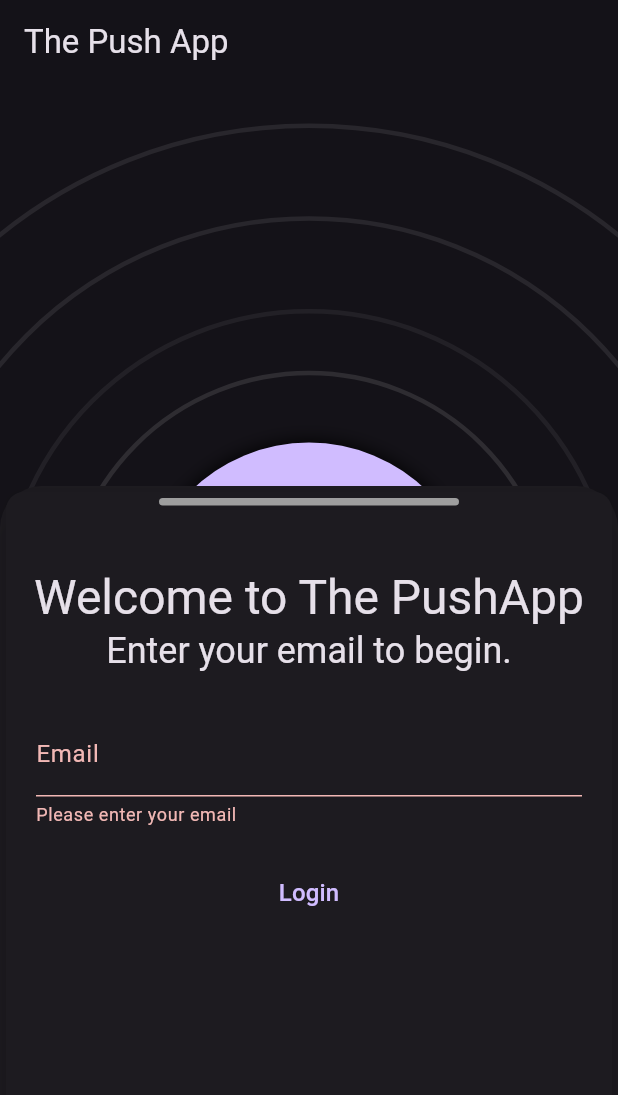
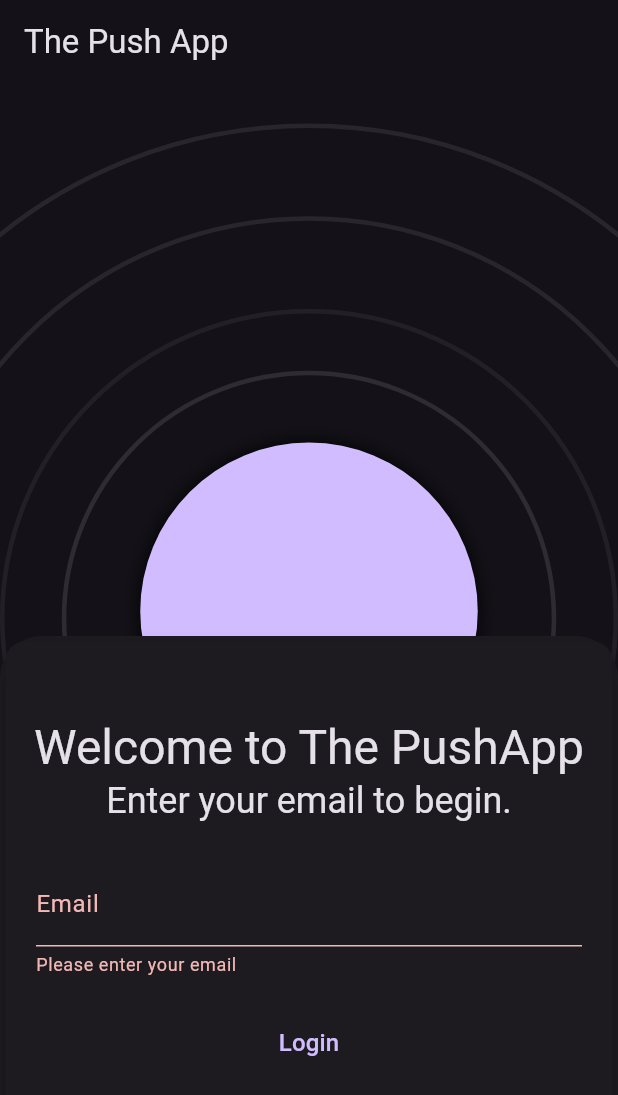
Before and after one commit to bens-schreiber/the_pushapp, a Flutter app: the screen it shows after launch, after a tap on "Login", on a phone screen of 412 x 824 dp. Shown: the top 1095 px of the screen. Run offline on Flutter 3.47's test engine with Material 3 defaults, Android fonts, the phone set to English and light mode, and no system bars; our stand-ins replace firebase_core, firebase_messaging, flutter_hooks, flutter_riverpod, freezed_annotation, hooks_riverpod and 4 more; accounts and stored records are empty.

Commit message:
fixes + refactors

```diff
--- a/lib/account/application/account_provider.dart
+++ b/lib/account/application/account_provider.dart
@@ -33,8 +33,8 @@ final isAuthenticatedProvider = Provider<bool>((ref) {
 ///
 /// Invalidated by the [_realtimeChannel] web socket.
 final accountProviderAsync = FutureProvider<Account?>((ref) async {
-  final isLoggedIn = ref.watch(isAuthenticatedProviderAsync);
-  if (isLoggedIn.value != true) return null;
+  final isAuthenticated = ref.watch(isAuthenticatedProviderAsync);
+  if (isAuthenticated.value != true) return null;
 
   final client = ref.read(clientProvider);
   final user = await client
--- a/lib/home/presentation/actions.dart
+++ b/lib/home/presentation/actions.dart
@@ -10,7 +10,6 @@ import "package:the_pushapp/group/presentation/delete_group_form.dart";
 import "package:the_pushapp/group/presentation/display_group_members.dart";
 import "package:the_pushapp/group/presentation/components/group_code_button.dart";
 import "package:the_pushapp/notifications/presentation/require_notifications.dart";
-import "package:the_pushapp/supabase_provider.dart";
 import "package:the_pushapp/common.dart";
 import "package:the_pushapp/token/presentation/increment_token_button.dart";
 
@@ -39,8 +38,7 @@ class _ActionsDisplay extends ConsumerWidget {
   Widget build(BuildContext context, WidgetRef ref) {
     final account = ref.watch(accountProvider);
     final group = ref.watch(groupProvider);
-    final isAuthenticated = ref.read(isAuthenticatedProvider);
-    final client = ref.read(clientProvider);
+    final isAuthenticated = ref.watch(isAuthenticatedProvider);
 
     final isGroupAdmin = group != null && group.adminUserId == account?.id;
     final isTokenHolder = group != null && group.tokenUserId == account?.id;
@@ -72,8 +70,7 @@ class _ActionsDisplay extends ConsumerWidget {
         ],
 
         // Token
-        if (isTokenHolder)
-          IncrementTokenButton(client: client, token: group.token),
+        if (isTokenHolder) const IncrementTokenButton()
       ],
     );
   }
--- a/lib/home/presentation/components/info_display.dart
+++ b/lib/home/presentation/components/info_display.dart
@@ -2,6 +2,7 @@ import "package:flutter/material.dart";
 import "package:flutter_riverpod/flutter_riverpod.dart";
 import "package:the_pushapp/account/application/account_provider.dart";
 import "package:the_pushapp/group/application/group_provider.dart";
+import "package:the_pushapp/token/application/token_provider.dart";
 
 class InfoDisplay extends ConsumerWidget {
   const InfoDisplay({super.key});
@@ -10,9 +11,11 @@ class InfoDisplay extends ConsumerWidget {
   Widget build(BuildContext context, WidgetRef ref) {
     final account = ref.watch(accountProvider);
     final group = ref.watch(groupProvider);
-    final groupMembers = ref.read(groupMembersProvider);
-    if (account == null || group == null) {
-      return const SizedBox.shrink();
+    final groupMembers = ref.watch(groupMembersProvider);
+    final isLoading = ref.watch(tokenLoadingAnimationStateProvider);
+    if (account == null || group == null || isLoading) {
+      return const Padding(
+          padding: EdgeInsets.all(8), child: LinearProgressIndicator());
     }
 
     final admin =
--- a/lib/home/presentation/components/sliding_bottom_sheet.dart
+++ b/lib/home/presentation/components/sliding_bottom_sheet.dart
@@ -24,7 +24,7 @@ class SlidingBottomSheet extends HookConsumerWidget {
     );
 
     final animation = useAnimation(
-      Tween<double>(begin: 0, end: 300).animate(controller),
+      Tween<double>(begin: 0, end: 200).animate(controller),
     );
 
     // After finishing loading, open this menu open if the user is not in a group, which subsequently
@@ -122,7 +122,7 @@ class _SlidingSheet extends StatelessWidget {
           alignment: Alignment.topCenter,
           child: Column(
             children: [
-              gestureBar,
+              if (locked) const SizedBox(height: 50) else gestureBar,
               if (!controller.isAnimating)
                 controller.isCompleted ? expandedChild : minimizedChild,
             ],
```
Also changed, not shown: lib/token/presentation/increment_token_button.dart (+32 -29 lines).
